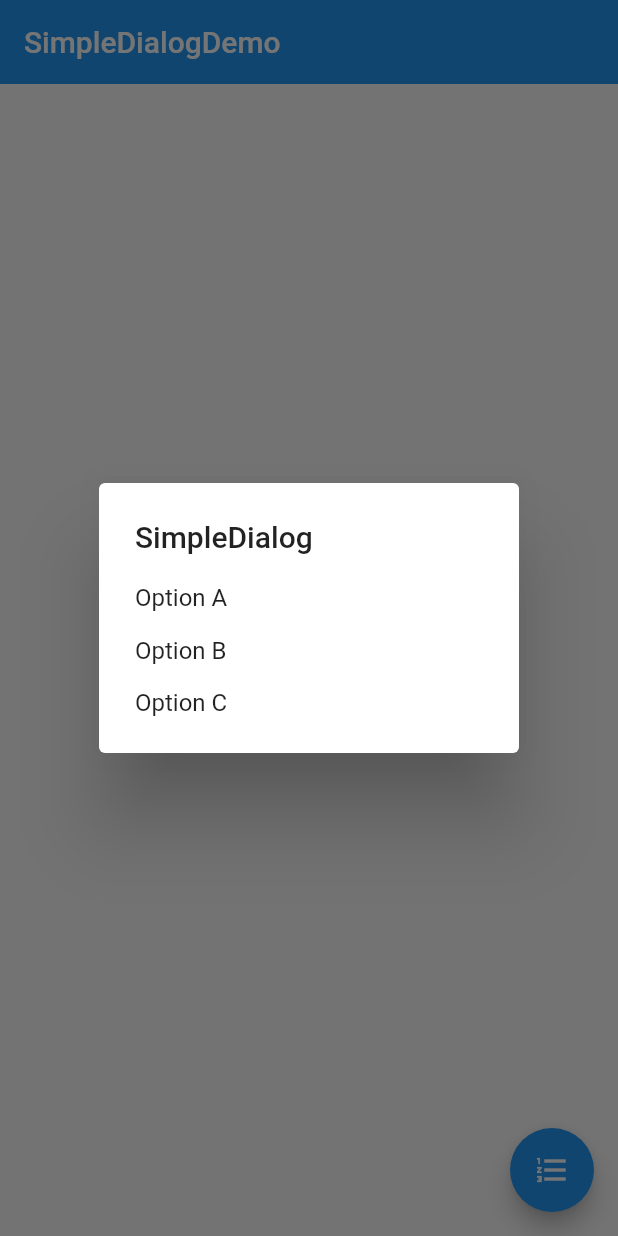
After one commit to YuDongZhang/flutter_app_learn, a Flutter app: the SimpleDialogDemo screen opened directly, after a tap on the "format list numbered" icon, on a phone screen of 412 x 824 dp. The commit adds this screen. Run offline on Flutter 3.47's test engine with Material 2 defaults, Android fonts, the phone set to English and light mode, and no system bars.

Commit message:
SimpleDialog：获取与使用选项的值  选项（

```diff
--- a/lib/20-宁浩教程练习/demo/material_components.dart
+++ b/lib/20-宁浩教程练习/demo/material_components.dart
@@ -4,6 +4,7 @@ import 'package:flutter_app_learn/20-%E5%AE%81%E6%B5%A9%E6%95%99%E7%A8%8B%E7%BB%
 import 'package:flutter_app_learn/20-%E5%AE%81%E6%B5%A9%E6%95%99%E7%A8%8B%E7%BB%83%E4%B9%A0/demo/form_demo.dart';
 import 'package:flutter_app_learn/20-%E5%AE%81%E6%B5%A9%E6%95%99%E7%A8%8B%E7%BB%83%E4%B9%A0/demo/popup_menu_button_demo.dart';
 import 'package:flutter_app_learn/20-%E5%AE%81%E6%B5%A9%E6%95%99%E7%A8%8B%E7%BB%83%E4%B9%A0/demo/radio_demo.dart';
+import 'package:flutter_app_learn/20-%E5%AE%81%E6%B5%A9%E6%95%99%E7%A8%8B%E7%BB%83%E4%B9%A0/demo/simple_dialog_demo.dart';
 import 'package:flutter_app_learn/20-%E5%AE%81%E6%B5%A9%E6%95%99%E7%A8%8B%E7%BB%83%E4%B9%A0/demo/slider_demo.dart';
 import 'package:flutter_app_learn/20-%E5%AE%81%E6%B5%A9%E6%95%99%E7%A8%8B%E7%BB%83%E4%B9%A0/demo/switch_demo.dart';
 
@@ -20,6 +21,7 @@ class MaterialComponents extends StatelessWidget {
       ),
       body: ListView(
         children: [
+          ListItem(title: 'SimpleDialogDemo', page: SimpleDialogDemo()),
           ListItem(title: 'datetime', page: DateTimeDemo()),
           ListItem(title: 'Slider', page: SliderDemo()),
           ListItem(title: 'switch', page: SwitchDemo()),
--- /dev/null
+++ b/lib/20-宁浩教程练习/demo/simple_dialog_demo.dart
@@ -0,0 +1,94 @@
+import 'package:flutter/material.dart';
+import 'dart:async';
+
+enum Option {
+  A, B, C
+}
+
+class SimpleDialogDemo extends StatefulWidget {
+  @override
+  _SimpleDialogDemoState createState() => _SimpleDialogDemoState();
+}
+
+class _SimpleDialogDemoState extends State<SimpleDialogDemo> {
+  String _choice = 'Nothing';
+
+  Future _openSimpleDialog() async {
+    final option = await showDialog(
+      context: context,
+      builder: (BuildContext context) {
+        return SimpleDialog(
+          title: Text('SimpleDialog'),
+          children: <Widget>[
+            ///这个里面添加选项
+            SimpleDialogOption(
+              child: Text('Option A'),//选项的文字
+              onPressed: () {
+                Navigator.pop(context, Option.A);//返回了选择的页面
+              },
+            ),
+            SimpleDialogOption(
+              child: Text('Option B'),
+              onPressed: () {
+                Navigator.pop(context, Option.B);
+              },
+            ),
+            SimpleDialogOption(
+              child: Text('Option C'),
+              onPressed: () {
+                Navigator.pop(context, Option.C);
+              },
+            ),
+          ],
+        );
+      }
+    );
+
+    switch (option) {
+      case Option.A:
+        setState(() {
+          _choice = 'A';
+        });
+        break;
+      case Option.B:
+        setState(() {
+          _choice = 'B';
+        });
+        break;
+      case Option.C:
+        setState(() {
+          _choice = 'C';
+        });
+        break;
+      default:
+    }
+  }
+
+  @override
+  Widget build(BuildContext context) {
+    return Scaffold(
+      appBar: AppBar(
+        title: Text('SimpleDialogDemo'),
+        elevation: 0.0,
+      ),
+      body: Container(
+        padding: EdgeInsets.all(16.0),
+        child: Column(
+          mainAxisAlignment: MainAxisAlignment.center,
+          children: <Widget>[
+            Text('Your choice is: $_choice'),//choice 对应的就是选择的值
+            Row(
+              mainAxisAlignment: MainAxisAlignment.center,
+              children: <Widget>[
+              ],
+            ),
+          ],
+        ),
+      ),
+      floatingActionButton: FloatingActionButton(
+        child: Icon(Icons.format_list_numbered),
+        onPressed: _openSimpleDialog,//点击方法显示对话框
+      ),
+    );
+  }
+}
```
